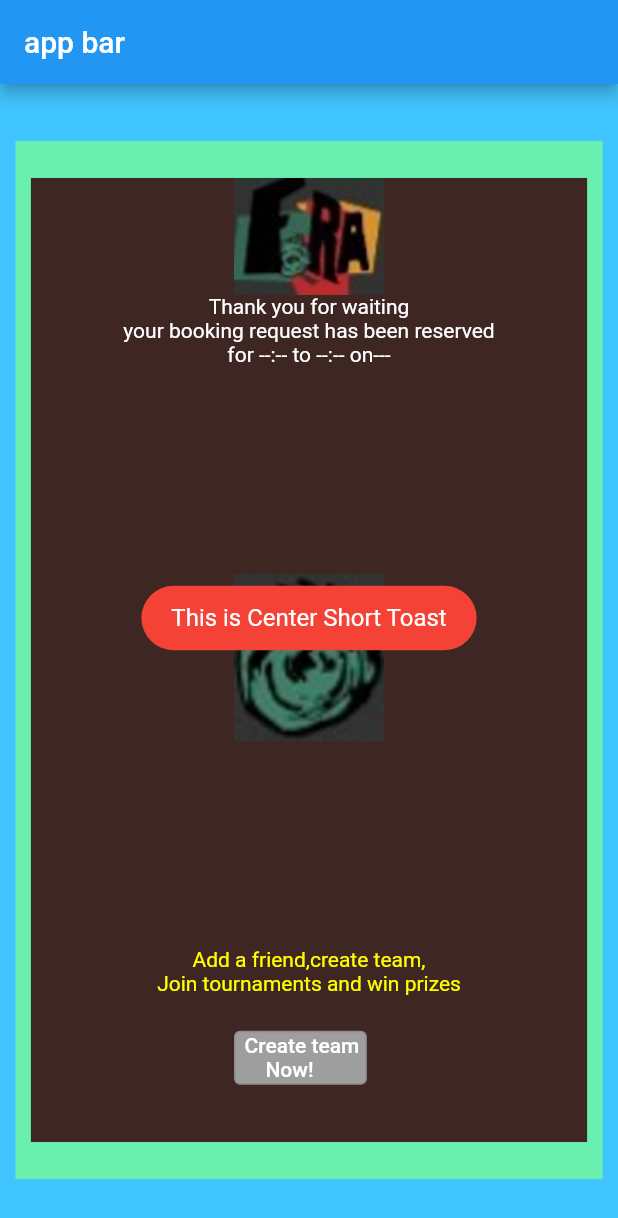
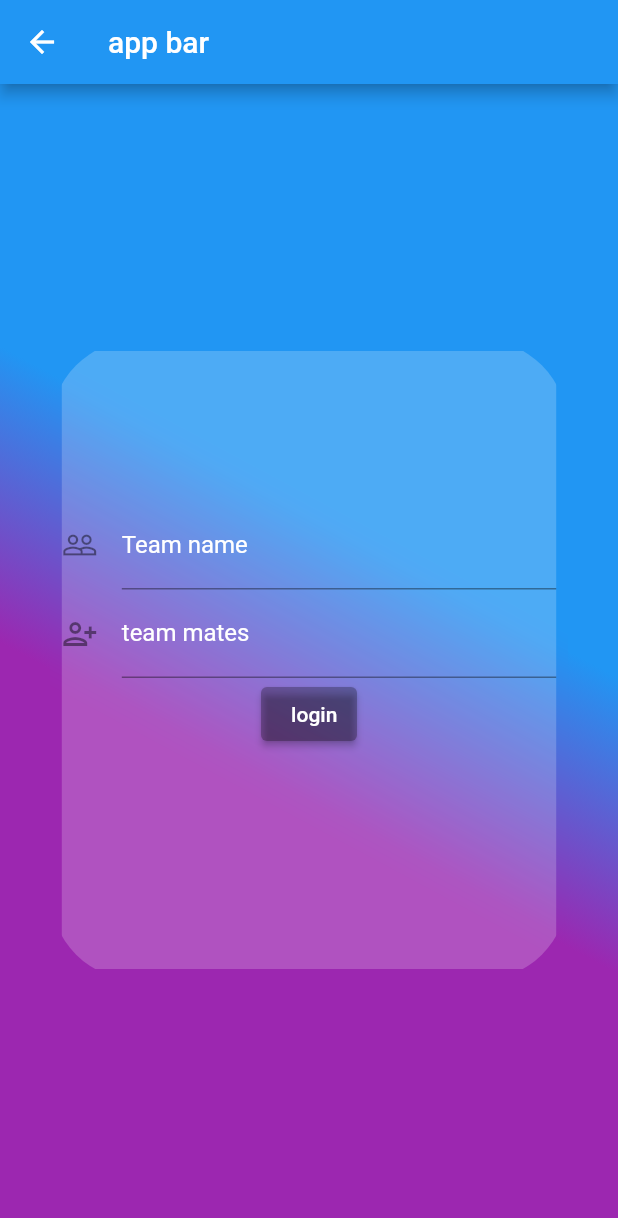
Before and after one commit to AizazQazi/assignment, a Flutter app: the screen it shows after launch, after a tap on an icon or button, on a phone screen of 412 x 824 dp. Shown: the top 1218 px of the screen. Run offline on Flutter 3.47's test engine with Material 2 defaults, Android fonts, the phone set to English and light mode, and no system bars; drawn by our look-alikes of blurrycontainer; our stand-ins replace fluttertoast.

Commit message:
login page added

```diff
--- a/lib/main.dart
+++ b/lib/main.dart
@@ -1,6 +1,8 @@
+
 import 'package:flutter/foundation.dart';
 import 'package:flutter/material.dart';
 import "package:fluttertoast/fluttertoast.dart";
+import 'package:blurrycontainer/blurrycontainer.dart';
 
 void main() {
   runApp(const MaterialApp(
@@ -28,15 +30,11 @@ class Home_1 extends StatefulWidget {
 class Home_1state extends State<Home_1> {
 
   void shw(){
-    Fluttertoast.showToast(
-        msg: "This is Center Short Toast",
-        toastLength: Toast.LENGTH_SHORT,
-        gravity: ToastGravity.CENTER,
-        timeInSecForIosWeb: 2,
-        backgroundColor: Colors.red,
-        textColor: Colors.white,
-        fontSize: 16.0
-    );
+    // Within the `FirstRoute` widget
+      Navigator.push(
+        context,
+        MaterialPageRoute(builder: (context) => const Home_2()),
+      );
     if (kDebugMode) {
       print("hi...");
     }
@@ -127,3 +125,127 @@ class Home_1state extends State<Home_1> {
     );
   }
 }
+
+
+class Home_2 extends StatefulWidget {
+  const Home_2({Key? key}) : super(key: key);
+  @override
+  State<StatefulWidget> createState() {
+    return Home_2state();
+  }
+}
+
+// ignore: camel_case_types
+class Home_2state extends State<Home_2> {
+  login() {
+    if (_formKey.currentState!.validate()) {
+
+      Fluttertoast.showToast(
+          msg: "Team created!!!",
+          toastLength: Toast.LENGTH_SHORT,
+          gravity: ToastGravity.BOTTOM,
+          timeInSecForIosWeb: 2,
+          backgroundColor: Colors.red,
+          textColor: Colors.white,
+          fontSize: 16.0);
+    }
+
+  }
+  bak(){
+    Navigator.pop(context);
+  }
+  final _formKey = GlobalKey<FormState>();
+  @override
+  Widget build(BuildContext context) {
+    double width = MediaQuery.of(context).size.width;
+    double height = MediaQuery.of(context).size.height;
+    return Scaffold(
+      appBar: AppBar(
+        title: const Text("app bar"),
+      ),
+      body: Stack(
+        children: [
+          Container(
+            height: height,
+            width: width,
+            decoration: const BoxDecoration(
+              gradient: LinearGradient(
+                colors: [Colors.purple, Colors.blue],
+                begin: Alignment.bottomLeft,
+                end: Alignment.topRight,
+                stops: [0.4, 0.6],
+                tileMode: TileMode.repeated,
+              ),
+            ),
+          ),
+          Center(
+            child: BlurryContainer(
+              blur: 10,
+              borderRadius: const BorderRadius.all(Radius.circular(60)),
+              child: Container(
+                height: height * 0.50,
+                width: width * 0.80,
+                color: Colors.white.withOpacity(0.2),
+                child: SingleChildScrollView(
+                  child: Form(
+                    key: _formKey,
+                    child: Padding(
+                      padding: EdgeInsets.only(top: 100),
+                      child: Column(
+                        crossAxisAlignment: CrossAxisAlignment.center,
+                        mainAxisAlignment: MainAxisAlignment.end,
+                        children: <Widget>[
+                          TextFormField(
+                            decoration: const InputDecoration(
+                              icon: Icon(Icons.people_outline),
+                              labelText: 'Team name',
+                              hintText: 'Enter your team name',
+                              labelStyle: TextStyle(color: Colors.white),
+
+                            ),
+                            validator: (value){
+                              if (value == null || value.isEmpty) {
+                                return 'please enter name of team';
+                              }
+                              return null;
+                            },
+                          ),
+                          TextFormField(
+                            validator: (value){
+                              if (value == null || value.isEmpty) {
+                                return 'please enter name of team mates';
+                              }
+                              return null;
+                            },
+                            decoration: const InputDecoration(
+                              icon: Icon(Icons.person_add_alt),
+                              hintText: 'Enter name of team members',
+                              label: Text('team mates'),
+                              labelStyle: TextStyle(color: Colors.white),
+                            ),
+
+                          ),
+                          ElevatedButton(
+                            onPressed: login,
+                            style: ElevatedButton.styleFrom(
+
+                              primary: Colors.black26,
+                              padding: const EdgeInsets.only(left: 7),
+                            ),
+
+                            child: const Text("login"),
+                          ),
+
+                        ],
+                      ),
+                    ),
+                  ),
+                ),
+              ),
+            ),
+          ),
+        ],
+      ),
+    );
+  }
+}
--- a/pubspec.yaml
+++ b/pubspec.yaml
@@ -47,6 +47,7 @@ dev_dependencies:
   flutter_lints: ^2.0.0
   fluttertoast: ^8.0.9
   toast: ^0.1.5
+  blurrycontainer: ^1.0.2
 
 # For information on the generic Dart part of this file, see the
 # following page: https://dart.dev/tools/pub/pubspec
```
Also changed, not shown: pubspec.lock.
